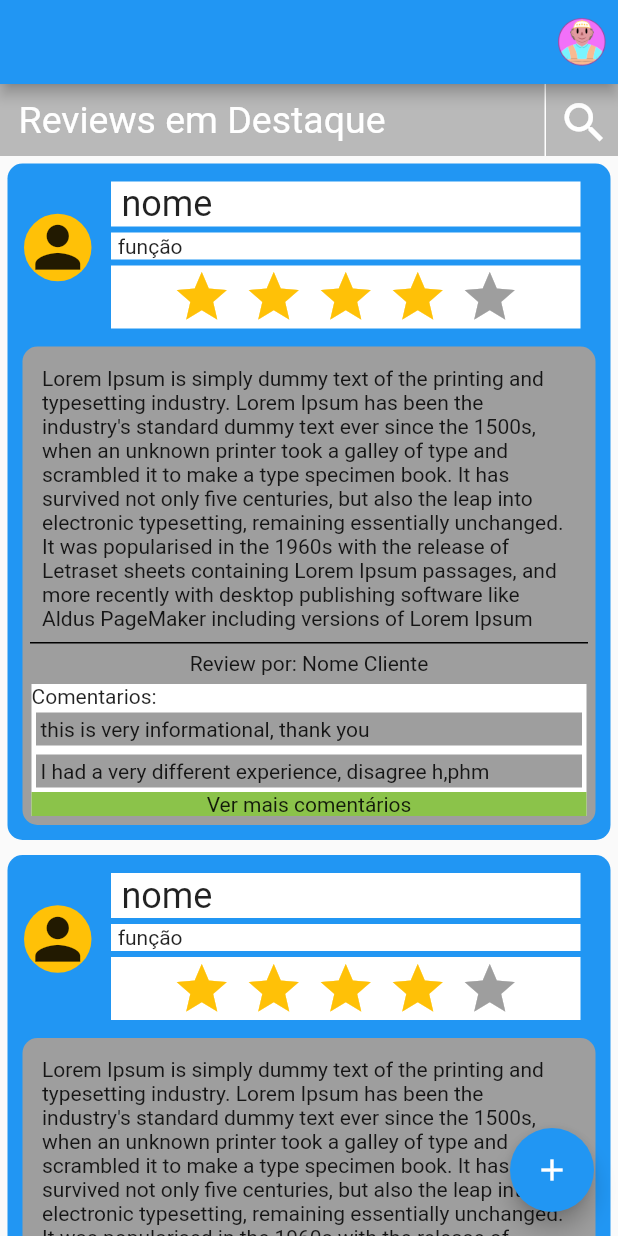
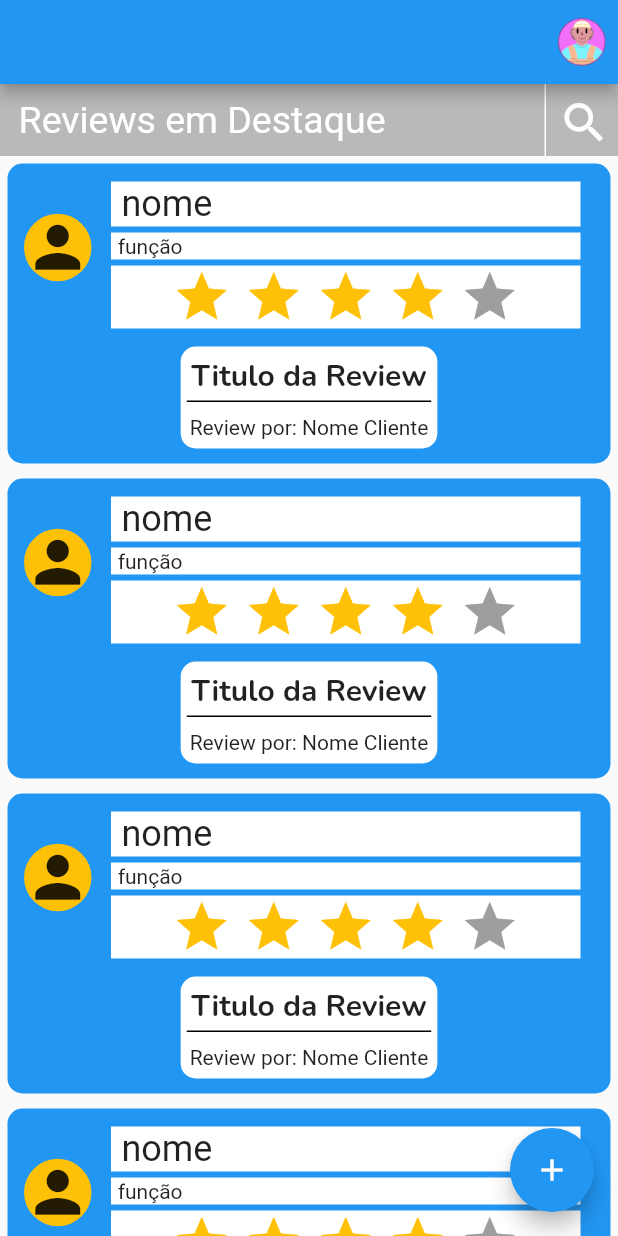
Before and after one commit to iJeanMC/estrelas_de_aluguel, a Flutter app: the screen it shows after launch, on a phone screen of 412 x 824 dp. Run offline on Flutter 3.47's test engine with Material 2 defaults, Android fonts, the light colour scheme and no system bars; drawn by our look-alikes of flutter_rating_bar; our stand-ins replace sqflite; accounts and stored records are empty.

Commit message:
makes the review page better looking according to recommendation

```diff
--- a/lib/views/android/home.page.dart
+++ b/lib/views/android/home.page.dart
@@ -153,57 +153,30 @@ class HomePage extends StatelessWidget {
                             Container(
                               margin: EdgeInsets.all(10),
                               decoration: BoxDecoration(
-                                  color: Colors.grey,
+                                  color: Colors.white,
                                   borderRadius:
                                       BorderRadius.all(Radius.circular(10))),
                               child: Column(
                                 children: [
                                   Container(
-                                    margin: EdgeInsets.all(5),
-                                    padding: EdgeInsets.all(8),
+                                    margin: EdgeInsets.all(3),
+                                    padding: EdgeInsets.all(3),
                                     child: Text(
-                                      "Lorem Ipsum is simply dummy text of the printing and typesetting industry. Lorem Ipsum has been the industry's standard dummy text ever since the 1500s, when an unknown printer took a galley of type and scrambled it to make a type specimen book. It has survived not only five centuries, but also the leap into electronic typesetting, remaining essentially unchanged. It was popularised in the 1960s with the release of Letraset sheets containing Lorem Ipsum passages, and more recently with desktop publishing software like Aldus PageMaker including versions of Lorem Ipsum",
+                                      "Titulo da Review",
                                       textAlign: TextAlign.left,
+                                      style: TextStyle(
+                                          fontSize: 20,
+                                          fontFamily: 'Nunito',
+                                          fontWeight: FontWeight.bold),
                                     ),
                                     decoration: BoxDecoration(
                                         border: Border(bottom: BorderSide())),
                                   ),
-                                  Text("Review por: Nome Cliente"),
                                   Container(
-                                    margin: EdgeInsets.all(6),
-                                    color: Colors.white,
-                                    child: Column(children: [
-                                      Container(
-                                          alignment: Alignment.centerLeft,
-                                          child: Text("Comentarios: ")),
-                                      Column(
-                                        children: [
-                                          Container(
-                                            margin: EdgeInsets.all(3),
-                                            padding: EdgeInsets.all(3),
-                                            color: Colors.grey,
-                                            alignment: Alignment.centerLeft,
-                                            child: Text(
-                                                "this is very informational, thank you"),
-                                          ),
-                                          Container(
-                                            margin: EdgeInsets.all(3),
-                                            padding: EdgeInsets.all(3),
-                                            alignment: Alignment.centerLeft,
-                                            color: Colors.grey,
-                                            child: Text(
-                                                "I had a very different experience, disagree h,phm"),
-                                          ),
-                                          Container(
-                                              alignment: Alignment.center,
-                                              color: Colors.lightGreen,
-                                              child: Text(
-                                                  "Ver mais comentários")) //transformar isso num botão que leva pra página da review
-                                          //                                     talvez fazer o card inteiro ser um botão? card inteiro
-                                        ],
-                                      )
-                                    ]),
-                                  )
+                                    margin: EdgeInsets.all(3),
+                                    padding: EdgeInsets.all(3),
+                                    child: Text("Review por: Nome Cliente"),
+                                  ),
                                 ],
                               ),
                             )
```
